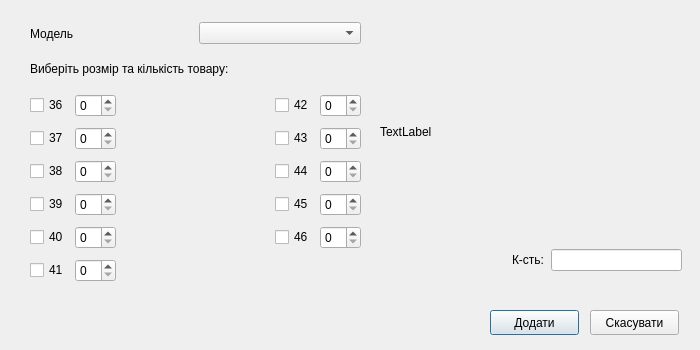
Old version of the form addgoodsdialog.ui in the repository moz6go/ShoesStore.
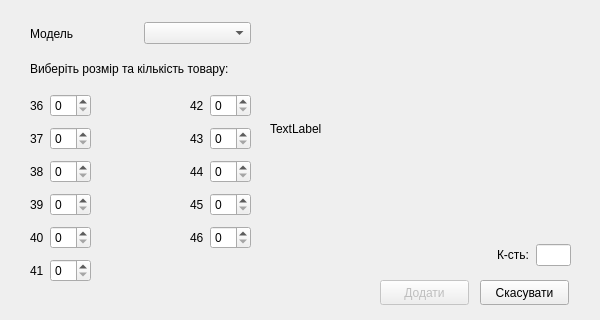
New version of the form.

```diff
--- a/addgoodsdialog.ui
+++ b/addgoodsdialog.ui
@@ -6,30 +6,33 @@
    <rect>
     <x>0</x>
     <y>0</y>
-    <width>700</width>
-    <height>350</height>
+    <width>600</width>
+    <height>320</height>
    </rect>
   </property>
   <property name="minimumSize">
    <size>
-    <width>700</width>
-    <height>350</height>
+    <width>600</width>
+    <height>320</height>
    </size>
   </property>
   <property name="maximumSize">
    <size>
-    <width>700</width>
-    <height>350</height>
+    <width>600</width>
+    <height>320</height>
    </size>
   </property>
   <property name="windowTitle">
    <string>Прийняти товар</string>
   </property>
   <widget class="QPushButton" name="add_goods_pb">
+   <property name="enabled">
+    <bool>false</bool>
+   </property>
    <property name="geometry">
     <rect>
-     <x>490</x>
-     <y>310</y>
+     <x>380</x>
+     <y>280</y>
      <width>89</width>
      <height>25</height>
     </rect>
@@ -41,8 +44,8 @@
   <widget class="QPushButton" name="cancel_pb">
    <property name="geometry">
     <rect>
-     <x>590</x>
-     <y>310</y>
+     <x>480</x>
+     <y>280</y>
      <width>89</width>
      <height>25</height>
     </rect>
@@ -69,7 +72,7 @@
     <rect>
      <x>30</x>
      <y>20</y>
-     <width>331</width>
+     <width>221</width>
      <height>27</height>
     </rect>
    </property>
@@ -89,9 +92,9 @@
   <widget class="QWidget" name="layoutWidget">
    <property name="geometry">
     <rect>
-     <x>380</x>
+     <x>270</x>
      <y>20</y>
-     <width>302</width>
+     <width>301</width>
      <height>251</height>
     </rect>
    </property>
@@ -104,6 +107,12 @@
         <height>210</height>
        </size>
       </property>
+      <property name="maximumSize">
+       <size>
+        <width>300</width>
+        <height>210</height>
+       </size>
+      </property>
       <property name="text">
        <string>TextLabel</string>
       </property>
@@ -133,6 +142,24 @@
       </item>
       <item>
        <widget class="QLineEdit" name="result_le">
+        <property name="sizePolicy">
+         <sizepolicy hsizetype="Fixed" vsizetype="Fixed">
+          <horstretch>0</horstretch>
+          <verstretch>0</verstretch>
+         </sizepolicy>
+        </property>
+        <property name="minimumSize">
+         <size>
+          <width>35</width>
+          <height>0</height>
+         </size>
+        </property>
+        <property name="maximumSize">
+         <size>
+          <width>35</width>
+          <height>16777215</height>
+         </size>
+        </property>
         <property name="readOnly">
          <bool>true</bool>
         </property>
@@ -142,62 +169,20 @@
     </item>
    </layout>
   </widget>
-  <widget class="QWidget" name="">
+  <widget class="QWidget" name="layoutWidget">
    <property name="geometry">
     <rect>
      <x>30</x>
      <y>90</y>
-     <width>331</width>
+     <width>221</width>
      <height>200</height>
     </rect>
    </property>
    <layout class="QGridLayout" name="gridLayout">
-    <item row="0" column="0">
-     <layout class="QHBoxLayout" name="horizontalLayout_2">
-      <item>
-       <widget class="QCheckBox" name="cb_36">
-        <property name="text">
-         <string>36</string>
-        </property>
-       </widget>
-      </item>
-      <item>
-       <widget class="QSpinBox" name="sb_36"/>
-      </item>
-     </layout>
-    </item>
-    <item row="3" column="2">
-     <layout class="QHBoxLayout" name="horizontalLayout_11">
-      <item>
-       <widget class="QCheckBox" name="cb_45">
-        <property name="text">
-         <string>45</string>
-        </property>
-       </widget>
-      </item>
-      <item>
-       <widget class="QSpinBox" name="sb_45"/>
-      </item>
-     </layout>
-    </item>
-    <item row="4" column="0">
-     <layout class="QHBoxLayout" name="horizontalLayout_6">
-      <item>
-       <widget class="QCheckBox" name="cb_40">
-        <property name="text">
-         <string>40</string>
-        </property>
-       </widget>
-      </item>
-      <item>
-       <widget class="QSpinBox" name="sb_40"/>
-      </item>
-     </layout>
-    </item>
     <item row="5" column="0">
      <layout class="QHBoxLayout" name="horizontalLayout_7">
       <item>
-       <widget class="QCheckBox" name="cb_41">
+       <widget class="QLabel" name="lb_41">
         <property name="text">
          <string>41</string>
         </property>
@@ -211,7 +196,7 @@
     <item row="1" column="2">
      <layout class="QHBoxLayout" name="horizontalLayout_9">
       <item>
-       <widget class="QCheckBox" name="cb_43">
+       <widget class="QLabel" name="lb_43">
         <property name="text">
          <string>43</string>
         </property>
@@ -222,10 +207,24 @@
       </item>
      </layout>
     </item>
+    <item row="1" column="0">
+     <layout class="QHBoxLayout" name="horizontalLayout_3">
+      <item>
+       <widget class="QLabel" name="lb_37">
+        <property name="text">
+         <string>37</string>
+        </property>
+       </widget>
+      </item>
+      <item>
+       <widget class="QSpinBox" name="sb_37"/>
+      </item>
+     </layout>
+    </item>
     <item row="2" column="0">
      <layout class="QHBoxLayout" name="horizontalLayout_4">
       <item>
-       <widget class="QCheckBox" name="cb_38">
+       <widget class="QLabel" name="lb_38">
         <property name="text">
          <string>38</string>
         </property>
@@ -236,10 +235,38 @@
       </item>
      </layout>
     </item>
+    <item row="0" column="0">
+     <layout class="QHBoxLayout" name="horizontalLayout_2">
+      <item>
+       <widget class="QLabel" name="lb_36">
+        <property name="text">
+         <string>36</string>
+        </property>
+       </widget>
+      </item>
+      <item>
+       <widget class="QSpinBox" name="sb_36"/>
+      </item>
+     </layout>
+    </item>
+    <item row="3" column="2">
+     <layout class="QHBoxLayout" name="horizontalLayout_11">
+      <item>
+       <widget class="QLabel" name="lb_45">
+        <property name="text">
+         <string>45</string>
+        </property>
+       </widget>
+      </item>
+      <item>
+       <widget class="QSpinBox" name="sb_45"/>
+      </item>
+     </layout>
+    </item>
     <item row="4" column="2">
      <layout class="QHBoxLayout" name="horizontalLayout_12">
       <item>
-       <widget class="QCheckBox" name="cb_46">
+       <widget class="QLabel" name="lb_46">
         <property name="text">
          <string>46</string>
         </property>
@@ -253,7 +280,7 @@
     <item row="2" column="2">
      <layout class="QHBoxLayout" name="horizontalLayout_10">
       <item>
-       <widget class="QCheckBox" name="cb_44">
+       <widget class="QLabel" name="lb_44">
         <property name="text">
          <string>44</string>
         </property>
@@ -264,38 +291,10 @@
       </item>
      </layout>
     </item>
-    <item row="3" column="0">
-     <layout class="QHBoxLayout" name="horizontalLayout_5">
-      <item>
-       <widget class="QCheckBox" name="cb_39">
-        <property name="text">
-         <string>39</string>
-        </property>
-       </widget>
-      </item>
-      <item>
-       <widget class="QSpinBox" name="sb_39"/>
-      </item>
-     </layout>
-    </item>
-    <item row="1" column="0">
-     <layout class="QHBoxLayout" name="horizontalLayout_3">
-      <item>
-       <widget class="QCheckBox" name="cb_37">
-        <property name="text">
-         <string>37</string>
-        </property>
-       </widget>
-      </item>
-      <item>
-       <widget class="QSpinBox" name="sb_37"/>
-      </item>
-     </layout>
-    </item>
     <item row="0" column="2">
      <layout class="QHBoxLayout" name="horizontalLayout_8">
       <item>
-       <widget class="QCheckBox" name="cb_42">
+       <widget class="QLabel" name="lb_42">
         <property name="text">
          <string>42</string>
         </property>
@@ -306,6 +305,34 @@
       </item>
      </layout>
     </item>
+    <item row="4" column="0">
+     <layout class="QHBoxLayout" name="horizontalLayout_6">
+      <item>
+       <widget class="QLabel" name="lb_40">
+        <property name="text">
+         <string>40</string>
+        </property>
+       </widget>
+      </item>
+      <item>
+       <widget class="QSpinBox" name="sb_40"/>
+      </item>
+     </layout>
+    </item>
+    <item row="3" column="0">
+     <layout class="QHBoxLayout" name="horizontalLayout_5">
+      <item>
+       <widget class="QLabel" name="lb_39">
+        <property name="text">
+         <string>39</string>
+        </property>
+       </widget>
+      </item>
+      <item>
+       <widget class="QSpinBox" name="sb_39"/>
+      </item>
+     </layout>
+    </item>
     <item row="0" column="1">
      <spacer name="horizontalSpacer_2">
       <property name="orientation">
```
Left out of the diff: 11 changed lines with no effect on the pictures.
